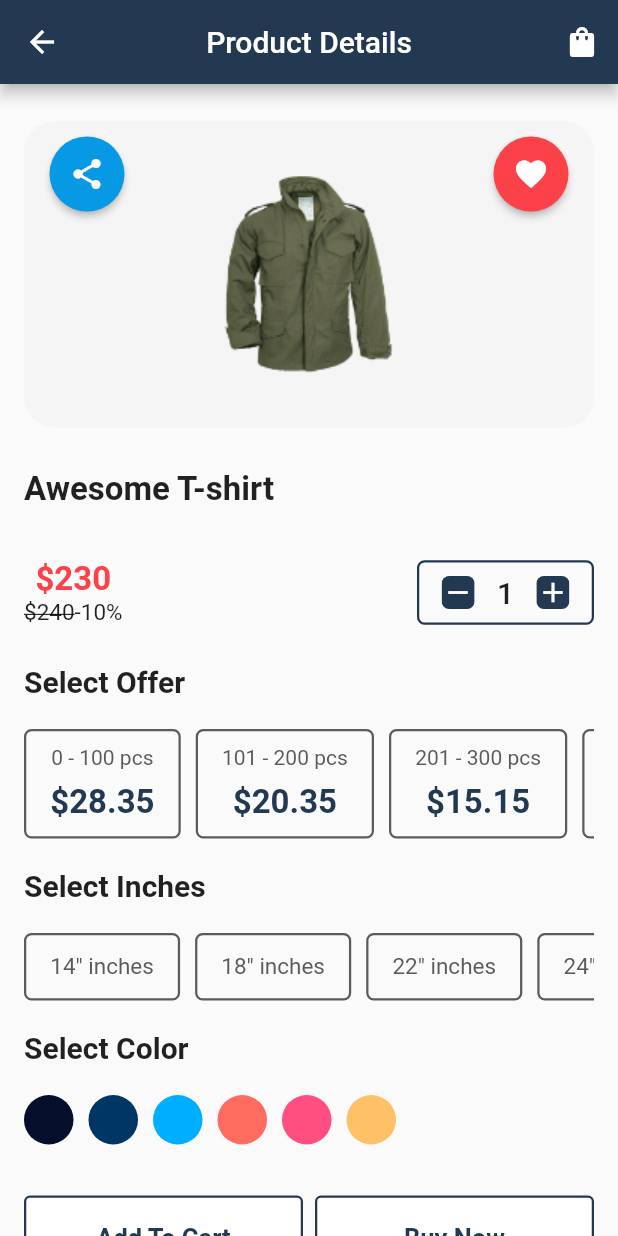
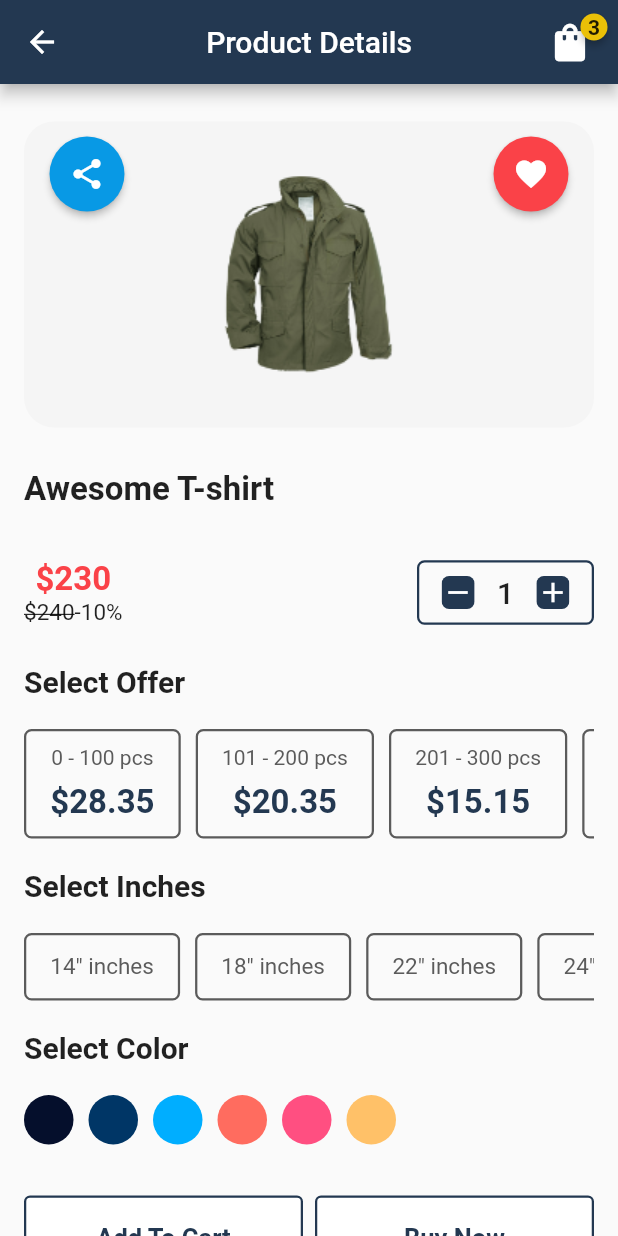
Before and after one commit to ashikahmedfahim/Flutter-E-commerce, a Flutter app: the screen it shows after launch, after a tap on "New", on a phone screen of 412 x 824 dp. Run offline on Flutter 3.47's test engine with Material 2 defaults, Android fonts, the phone set to English and light mode, and no system bars; drawn by our look-alikes of badges; our stand-ins replace flutter_svg, fluttertoast, shared_preferences, video_player.

Commit message:
toast added to home page

```diff
--- a/lib/components/normal_appbar.dart
+++ b/lib/components/normal_appbar.dart
@@ -1,3 +1,4 @@
+import 'package:badges/badges.dart';
 import 'package:flutter/material.dart';
 import 'package:lacuna/constants.dart';
 
@@ -27,9 +28,22 @@ class NormalAppBar extends StatelessWidget implements PreferredSizeWidget {
       ),
       actions: [
         !disableIcon
-            ? IconButton(
+            ? TextButton(
                 onPressed: () => Navigator.pushNamed(context, 'cart/'),
-                icon: Icon(Icons.shopping_bag),
+                child: Badge(
+                  badgeColor: kSecondaryTextColor,
+                  badgeContent: Text(
+                    '3',
+                    style: TextStyle(
+                      fontWeight: FontWeight.bold,
+                    ),
+                  ),
+                  child: Icon(
+                    Icons.shopping_bag,
+                    color: kDarkTextColor,
+                    size: 30,
+                  ),
+                ),
               )
             : Center(),
       ],
--- a/lib/components/product_card.dart
+++ b/lib/components/product_card.dart
@@ -1,4 +1,5 @@
 import 'package:flutter/material.dart';
+import 'package:lacuna/components/toast.dart';
 import 'package:lacuna/constants.dart';
 import 'package:lacuna/mock_data/data.dart';
 
@@ -78,7 +79,7 @@ class ProductCard extends StatelessWidget {
                       borderRadius: BorderRadius.circular(7), // <-- Radius
                     ),
                   ),
-                  onPressed: () {},
+                  onPressed: () => showToast("Added to cart"),
                   child: Text(
                     'Add To Cart',
                     style: TextStyle(fontSize: 12.0, color: kDarkTextColor),
--- a/lib/components/toast.dart
+++ b/lib/components/toast.dart
@@ -1,4 +1,5 @@
 import 'package:fluttertoast/fluttertoast.dart';
+import 'package:lacuna/constants.dart';
 
 Future<bool?> showToast(String toastText) async {
   return Fluttertoast.showToast(
@@ -6,5 +7,6 @@ Future<bool?> showToast(String toastText) async {
     toastLength: Toast.LENGTH_LONG,
     gravity: ToastGravity.SNACKBAR,
     timeInSecForIosWeb: 1,
+    backgroundColor: kPrimaryColor,
   );
 }
```
